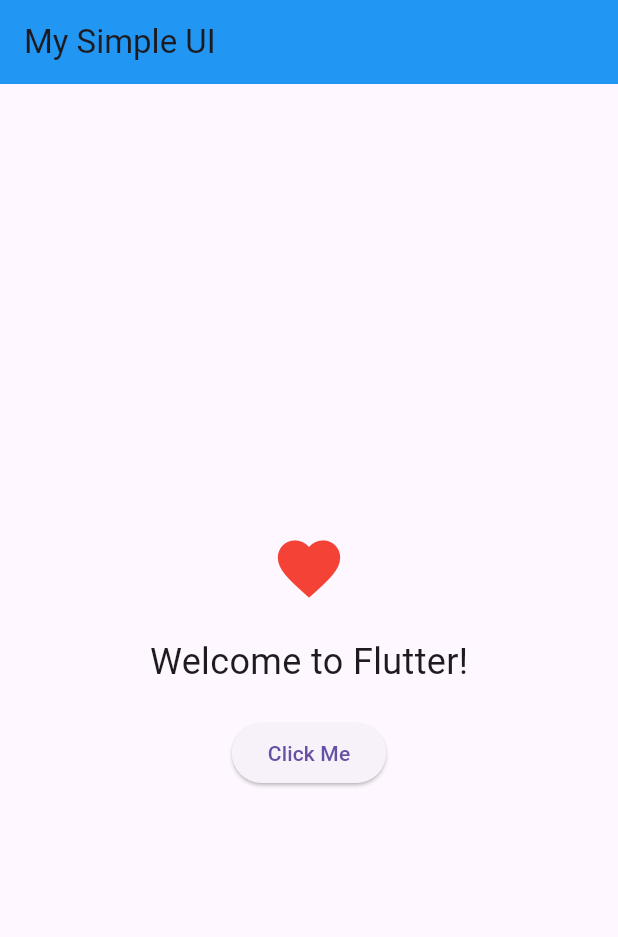
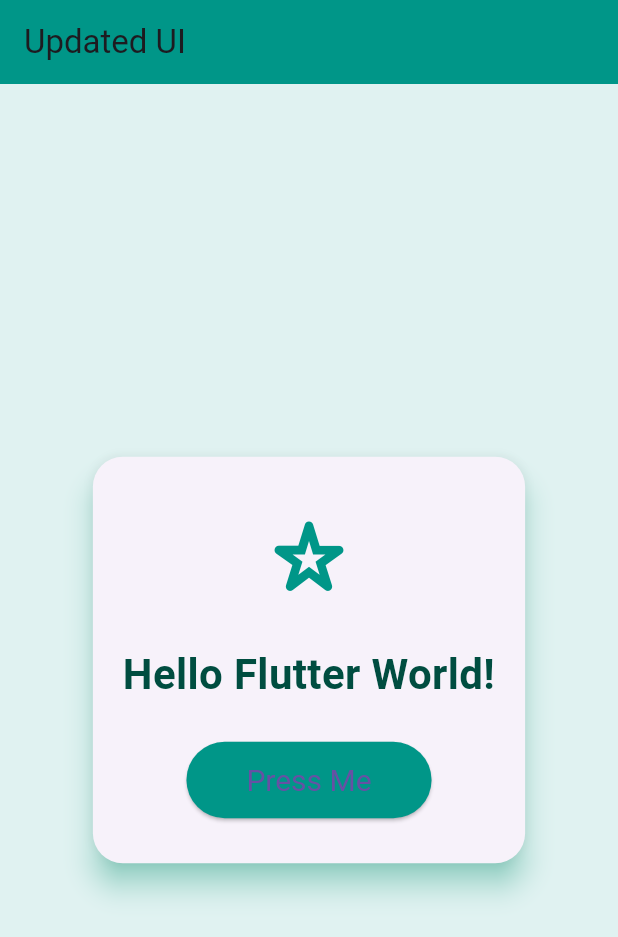
Before and after one commit to BasitAchak/simple-flutter-ui, a Flutter app: the screen it shows after launch, on a phone screen of 412 x 824 dp. Shown: the top 937 px of the screen. Run offline on Flutter 3.47's test engine with Material 3 defaults, Android fonts, the light colour scheme and no system bars.

Commit message:
Update UI with latest changes

```diff
--- a/lib/main.dart
+++ b/lib/main.dart
@@ -9,6 +9,9 @@
   Widget build(BuildContext context) {
     return MaterialApp(
       title: 'Simple UI',
+      theme: ThemeData(
+        primarySwatch: Colors.teal,
+      ),
       home: SimpleUI(),
     );
   }
@@ -18,35 +21,60 @@
   @override
   Widget build(BuildContext context) {
     return Scaffold(
+      backgroundColor: Colors.teal[50],
       appBar: AppBar(
-        title: Text('My Simple UI'),
-        backgroundColor: Colors.blue,
+        title: Text('Updated UI'),
+        backgroundColor: Colors.teal,
       ),
       body: Center(
+        child: Card(
+          elevation: 8,
+          shadowColor: Colors.tealAccent,
+          shape: RoundedRectangleBorder(
+            borderRadius: BorderRadius.circular(20),
+          ),
+          margin: EdgeInsets.symmetric(horizontal: 30),
+          child: Padding(
+            padding: const EdgeInsets.symmetric(vertical: 30, horizontal: 20),
             child: Column(
-          mainAxisAlignment: MainAxisAlignment.center,
+              mainAxisSize: MainAxisSize.min,
               children: [
                 Icon(
-              Icons.favorite,
-              color: Colors.red,
-              size: 50,
+                  Icons.star_border_purple500_rounded,
+                  color: Colors.teal,
+                  size: 70,
                 ),
-            SizedBox(height: 20),
+                SizedBox(height: 25),
                 Text(
-              'Welcome to Flutter!',
-              style: TextStyle(fontSize: 24),
+                  'Hello Flutter World!',
+                  style: TextStyle(
+                    fontSize: 28,
+                    fontWeight: FontWeight.w600,
+                    color: Colors.teal[900],
                   ),
-            SizedBox(height: 20),
+                  textAlign: TextAlign.center,
+                ),
+                SizedBox(height: 25),
                 ElevatedButton(
                   onPressed: () {
-                // Show a SnackBar when the button is pressed
                     ScaffoldMessenger.of(context).showSnackBar(
-                  SnackBar(content: Text('Button Pressed!')),
+                      SnackBar(content: Text('You clicked the button!')),
                     );
                   },
-              child: Text('Click Me'),
+                  style: ElevatedButton.styleFrom(
+                    backgroundColor: Colors.teal,
+                    shape: RoundedRectangleBorder(
+                      borderRadius: BorderRadius.circular(30),
+                    ),
+                    padding:
+                        EdgeInsets.symmetric(horizontal: 40, vertical: 14),
+                    textStyle: TextStyle(fontSize: 20),
+                  ),
+                  child: Text('Press Me'),
                 ),
               ],
+            ),
+          ),
         ),
       ),
     );
```
Lines whose indentation alone changed are shown as unchanged.
